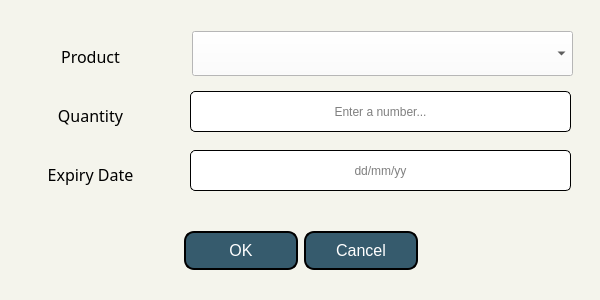
Qt form addPrExisting.ui (ongchangco/Economystique2) before a commit.
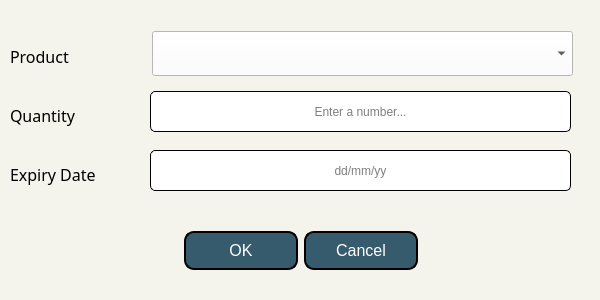
The same form after that commit. Icons and pictures are not drawn.

The edit to the form file:
```diff
--- a/addPrExisting.ui
+++ b/addPrExisting.ui
@@ -23,9 +23,9 @@
   <widget class="QComboBox" name="cbProducts">
    <property name="geometry">
     <rect>
-     <x>192</x>
+     <x>152</x>
      <y>31</y>
-     <width>381</width>
+     <width>421</width>
      <height>45</height>
     </rect>
    </property>
@@ -92,7 +92,7 @@
     <rect>
      <x>10</x>
      <y>30</y>
-     <width>161</width>
+     <width>131</width>
      <height>171</height>
     </rect>
    </property>
@@ -109,7 +109,7 @@
        <string>Product</string>
       </property>
       <property name="alignment">
-       <set>Qt::AlignCenter</set>
+       <set>Qt::AlignLeading|Qt::AlignLeft|Qt::AlignVCenter</set>
       </property>
      </widget>
     </item>
@@ -125,7 +125,7 @@
        <string>Quantity</string>
       </property>
       <property name="alignment">
-       <set>Qt::AlignCenter</set>
+       <set>Qt::AlignLeading|Qt::AlignLeft|Qt::AlignVCenter</set>
       </property>
      </widget>
     </item>
@@ -141,7 +141,7 @@
        <string>Expiry Date</string>
       </property>
       <property name="alignment">
-       <set>Qt::AlignCenter</set>
+       <set>Qt::AlignLeading|Qt::AlignLeft|Qt::AlignVCenter</set>
       </property>
      </widget>
     </item>
@@ -150,9 +150,9 @@
   <widget class="QLineEdit" name="teAmount">
    <property name="geometry">
     <rect>
-     <x>190</x>
+     <x>150</x>
      <y>91</y>
-     <width>381</width>
+     <width>421</width>
      <height>41</height>
     </rect>
    </property>
@@ -171,9 +171,9 @@
   <widget class="QLineEdit" name="teExpDate">
    <property name="geometry">
     <rect>
-     <x>190</x>
+     <x>150</x>
      <y>150</y>
-     <width>381</width>
+     <width>421</width>
      <height>41</height>
     </rect>
    </property>
```
